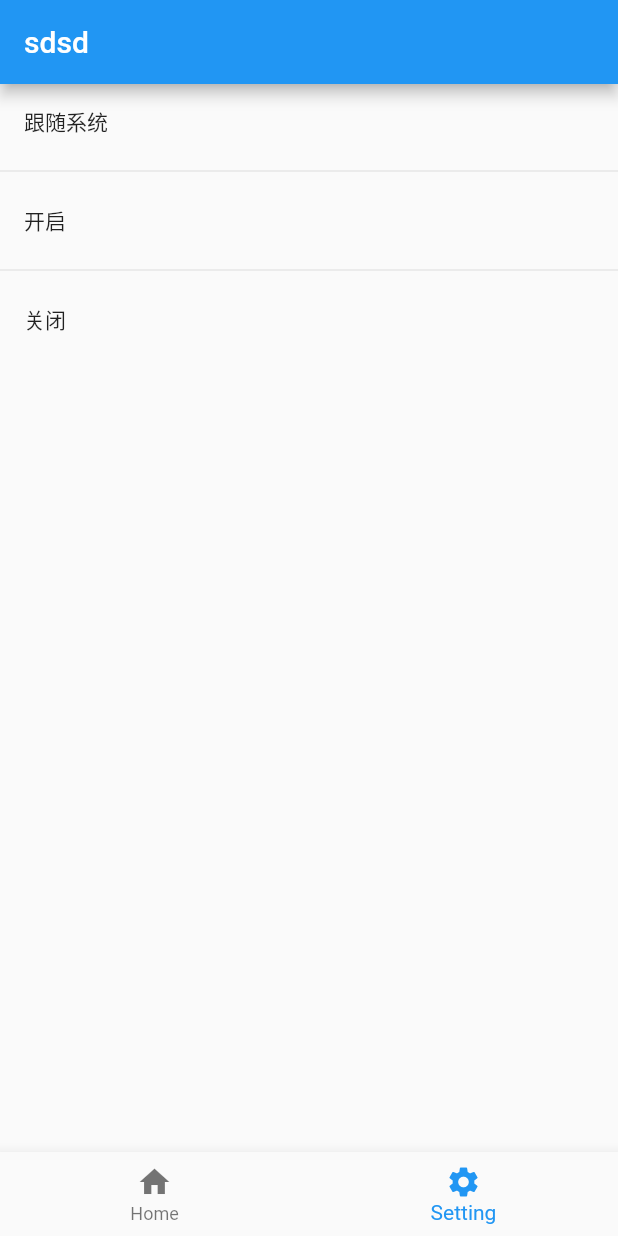
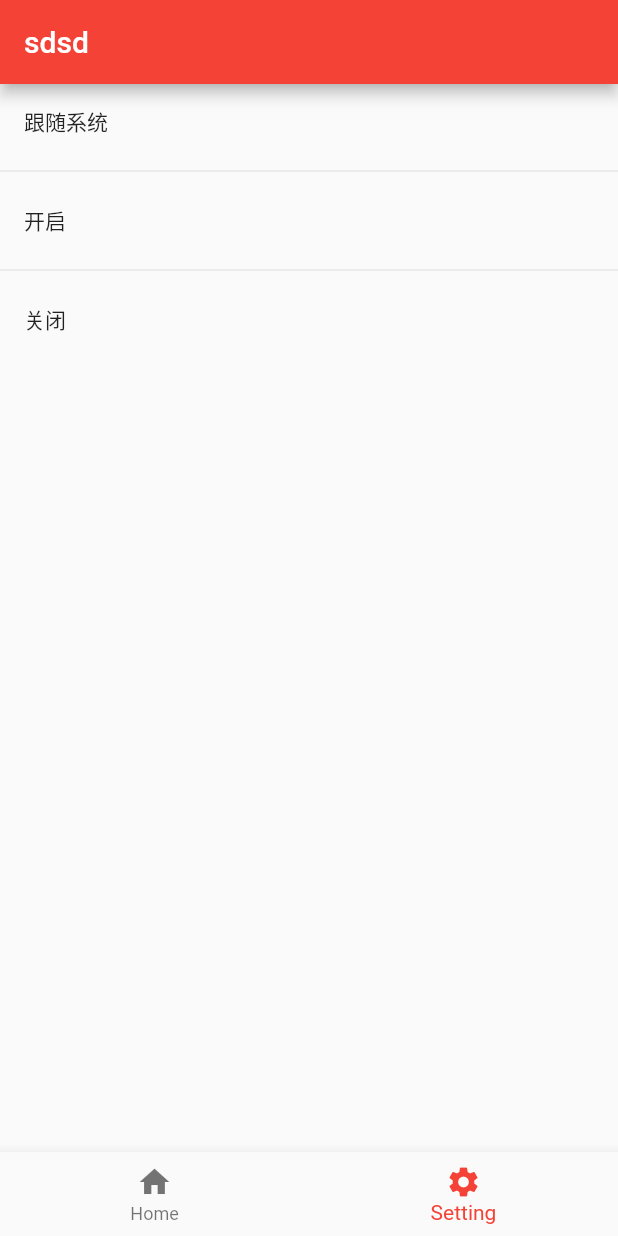
Before and after one commit to Adherentman/zh_app, a Flutter app: the screen it shows after launch, item 2 of the bottom bar chosen, on a phone screen of 412 x 824 dp. Run offline on Flutter 3.47's test engine with Material 2 defaults, Android fonts, the light colour scheme and no system bars; our stand-ins replace adaptive_theme, dio.

```diff
--- a/lib/main.dart
+++ b/lib/main.dart
@@ -1,5 +1,6 @@
 import 'dart:io';
 
+import 'package:adaptive_theme/adaptive_theme.dart';
 import 'package:flutter/material.dart';
 import 'package:flutter/services.dart';
 import 'package:zhapp/widget/setting/themePage.dart';
@@ -8,7 +9,8 @@ import 'navigationBar.dart';
 
 void main() async {
   WidgetsFlutterBinding.ensureInitialized();
-  runApp(MyApp());
+  final savedThemeMode = await AdaptiveTheme.getThemeMode();
+  runApp(MyApp(savedThemeMode: savedThemeMode));
   // 透明状态栏
   if (Platform.isAndroid) {
     final SystemUiOverlayStyle systemUiOverlayStyle =
@@ -18,17 +20,33 @@ void main() async {
 }
 
 class MyApp extends StatelessWidget {
+  MyApp({this.savedThemeMode});
+  final AdaptiveThemeMode? savedThemeMode;
   // This widget is the root of your application.
   @override
   Widget build(BuildContext context) {
-    return MaterialApp(
+    return AdaptiveTheme(
+        light: ThemeData(
+          brightness: Brightness.light,
+          primarySwatch: Colors.red,
+          accentColor: Colors.amber,
+        ),
+        dark: ThemeData(
+          brightness: Brightness.dark,
+          primarySwatch: Colors.red,
+          accentColor: Colors.amber,
+        ),
+        initial: savedThemeMode ?? AdaptiveThemeMode.system,
+        builder: (theme, darkTheme) => MaterialApp(
               title: 'Flutter Demo',
+              theme: theme,
+              darkTheme: darkTheme,
               debugShowCheckedModeBanner: false,
               initialRoute: '/',
               routes: {
                 '/': (context) => NavigationBar(),
                 'setting/theme_page': (context) => ThemePage()
               },
-    );
+            ));
   }
 }
--- a/pubspec.yaml
+++ b/pubspec.yaml
@@ -31,6 +31,8 @@ dependencies:
   # The following adds the Cupertino Icons font to your application.
   # Use with the CupertinoIcons class for iOS style icons.
   cupertino_icons: ^1.0.2
+  adaptive_theme: ^2.2.0
+  bloc: ^7.0.0
 
 dev_dependencies:
   flutter_test:
```
Also changed, not shown: lib/widget/setting/themePage.dart (+21 -15 lines), pubspec.lock, 2 other files. Lines whose indentation alone changed are shown as unchanged.
